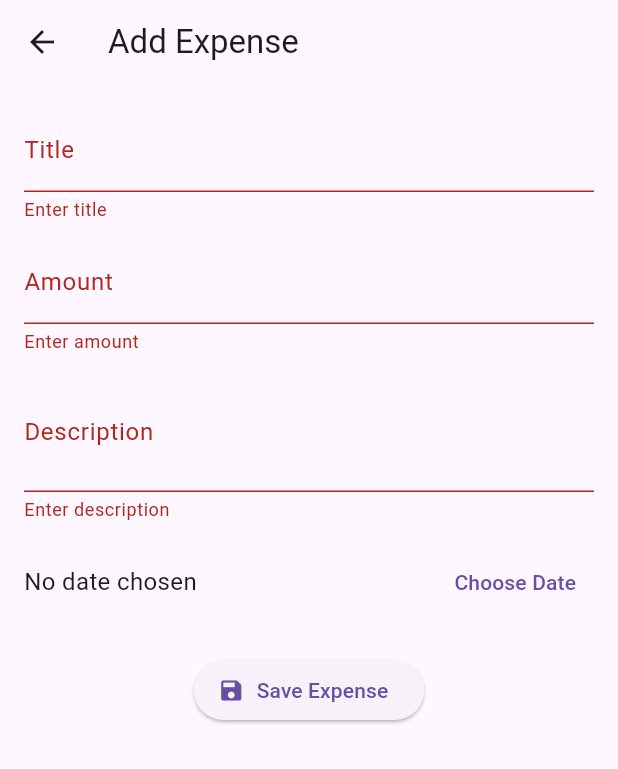
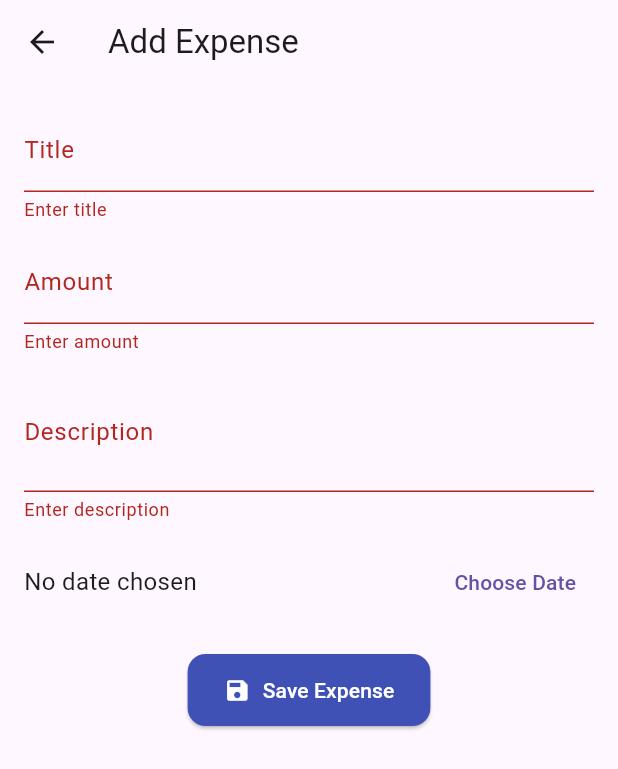
Before and after one commit to darshil2711/mad201_assignment02_darshilkumar, a Flutter app: the AddExpenseScreen screen opened directly, after a tap on "Save Expense", on a phone screen of 412 x 824 dp. Shown: the top 769 px of the screen. Run offline on Flutter 3.47's test engine with Material 3 defaults, Android fonts, the phone set to English and light mode, and no system bars.

Commit message:
feat(ui): add AddExpenseScreen with validation and date picker

```diff
--- a/lib/screens/add_expense_screen.dart
+++ b/lib/screens/add_expense_screen.dart
@@ -1,6 +1,6 @@
 /// MAD201-01 Assignment 2
 /// Author: Darshilkumar Karkar (A00203357)
-/// Screen to add a new expense.
+/// Screen for adding a new expense with form validation.
 
 import 'package:flutter/material.dart';
 import 'package:intl/intl.dart';
@@ -36,10 +36,7 @@ class _AddExpenseScreenState extends State<AddExpenseScreen> {
       firstDate: DateTime(now.year - 5),
       lastDate: DateTime(now.year + 5),
     );
-
-    if (picked != null) {
-      setState(() => _selectedDate = picked);
-    }
+    if (picked != null) setState(() => _selectedDate = picked);
   }
 
   void _saveExpense() {
@@ -47,7 +44,7 @@ class _AddExpenseScreenState extends State<AddExpenseScreen> {
 
     if (_selectedDate == null) {
       ScaffoldMessenger.of(context).showSnackBar(
-        const SnackBar(content: Text('Please choose a date')),
+        const SnackBar(content: Text('Please select a date')),
       );
       return;
     }
@@ -75,40 +72,42 @@ class _AddExpenseScreenState extends State<AddExpenseScreen> {
         child: Form(
           key: _formKey,
           child: Column(
-            crossAxisAlignment: CrossAxisAlignment.start,
             children: [
+              // Title
               TextFormField(
                 controller: _titleController,
                 decoration: const InputDecoration(labelText: 'Title'),
-                validator: (value) =>
-                    (value == null || value.trim().isEmpty) ? 'Enter title' : null,
+                validator: (v) =>
+                    (v == null || v.trim().isEmpty) ? 'Enter title' : null,
               ),
               const SizedBox(height: 12),
+
+              // Amount
               TextFormField(
                 controller: _amountController,
                 decoration: const InputDecoration(labelText: 'Amount'),
                 keyboardType: const TextInputType.numberWithOptions(decimal: true),
-                validator: (value) {
-                  if (value == null || value.trim().isEmpty) {
-                    return 'Enter amount';
-                  }
-                  final amount = double.tryParse(value);
-                  if (amount == null || amount <= 0) {
-                    return 'Enter a valid amount';
-                  }
+                validator: (v) {
+                  if (v == null || v.trim().isEmpty) return 'Enter amount';
+                  final amount = double.tryParse(v);
+                  if (amount == null || amount <= 0) return 'Invalid amount';
                   return null;
                 },
               ),
               const SizedBox(height: 12),
+
+              // Description
               TextFormField(
                 controller: _descController,
                 decoration: const InputDecoration(labelText: 'Description'),
                 minLines: 2,
                 maxLines: 4,
-                validator: (value) =>
-                    (value == null || value.trim().isEmpty) ? 'Enter description' : null,
+                validator: (v) =>
+                    (v == null || v.trim().isEmpty) ? 'Enter description' : null,
               ),
               const SizedBox(height: 16),
+
+              // Date picker
               Row(
                 children: [
                   Expanded(
@@ -124,11 +123,19 @@ class _AddExpenseScreenState extends State<AddExpenseScreen> {
                 ],
               ),
               const SizedBox(height: 24),
-              Center(
-                child: ElevatedButton.icon(
-                  onPressed: _saveExpense,
-                  icon: const Icon(Icons.save),
-                  label: const Text('Save Expense'),
+
+              // Save button
+              ElevatedButton.icon(
+                onPressed: _saveExpense,
+                icon: const Icon(Icons.save),
+                label: const Text('Save Expense'),
+                style: ElevatedButton.styleFrom(
+                  backgroundColor: Colors.indigo,
+                  foregroundColor: Colors.white,
+                  padding: const EdgeInsets.symmetric(horizontal: 24, vertical: 14),
+                  shape: RoundedRectangleBorder(
+                    borderRadius: BorderRadius.circular(12),
+                  ),
                 ),
               ),
             ],
```
